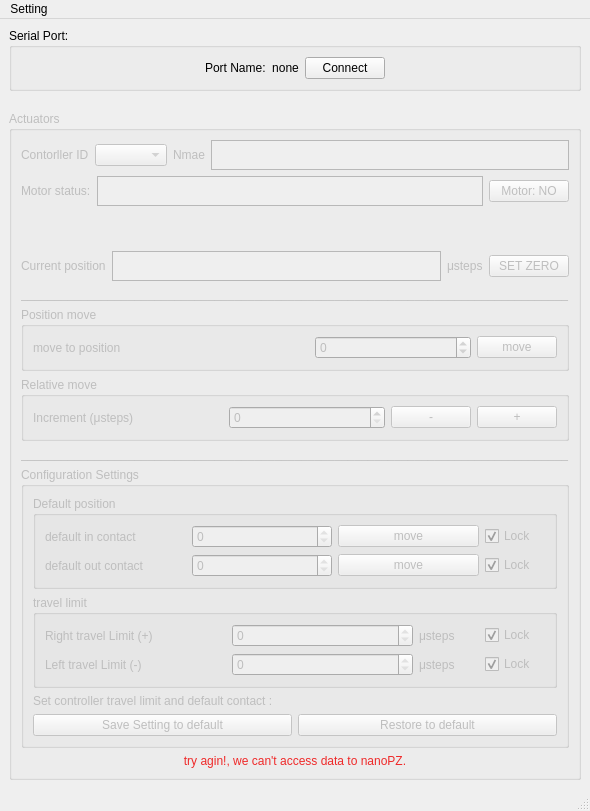
Before: the Qt Designer form mainwindow.ui in maruta01/NanoPiezoActuator, drawn with Qt 5.
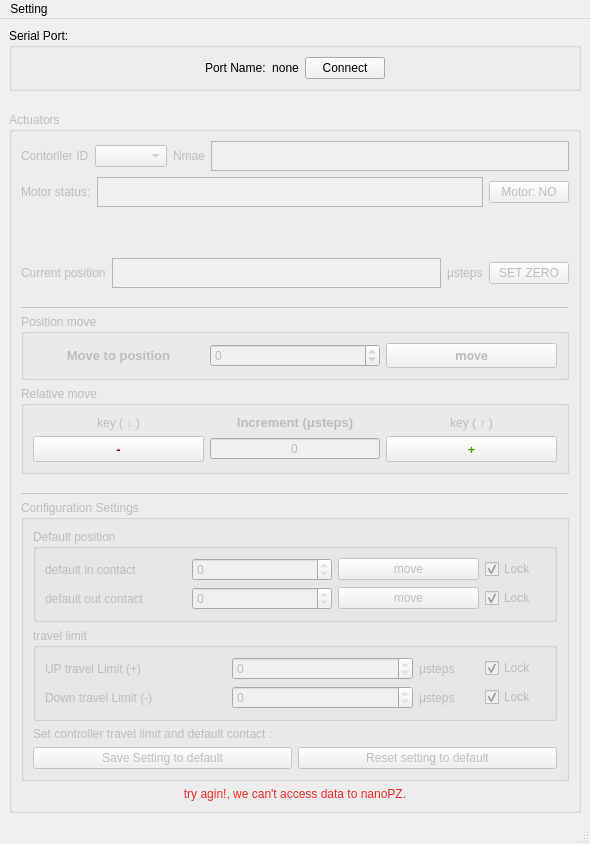
After: the same form once the commit is applied.

The edit to the form file:
```diff
--- a/mainwindow.ui
+++ b/mainwindow.ui
@@ -6,16 +6,16 @@
    <rect>
     <x>0</x>
     <y>0</y>
-    <width>570</width>
-    <height>811</height>
+    <width>576</width>
+    <height>844</height>
    </rect>
   </property>
   <property name="windowTitle">
    <string>MainWindow</string>
   </property>
   <widget class="QWidget" name="centralwidget">
-   <layout class="QVBoxLayout" name="verticalLayout_8">
-    <item>
+   <layout class="QFormLayout" name="formLayout">
+    <item row="0" column="0">
      <layout class="QVBoxLayout" name="verticalLayout">
       <item>
        <widget class="QGroupBox" name="groupBox">
@@ -258,24 +258,22 @@
              <layout class="QHBoxLayout" name="horizontalLayout_10">
               <item>
                <widget class="QLabel" name="move_to_position_label">
+                <property name="font">
+                 <font>
+                  <family>Ubuntu</family>
+                  <pointsize>10</pointsize>
+                  <bold>true</bold>
+                  <stylestrategy>PreferDefault</stylestrategy>
+                 </font>
+                </property>
                 <property name="text">
-                 <string>move to position</string>
+                 <string>Move to position</string>
+                </property>
+                <property name="alignment">
+                 <set>Qt::AlignCenter</set>
                 </property>
                </widget>
               </item>
-              <item>
-               <spacer name="horizontalSpacer_6">
-                <property name="orientation">
-                 <enum>Qt::Horizontal</enum>
-                </property>
-                <property name="sizeHint" stdset="0">
-                 <size>
-                  <width>40</width>
-                  <height>20</height>
-                 </size>
-                </property>
-               </spacer>
-              </item>
               <item>
                <widget class="QSpinBox" name="position_spinBox">
                 <property name="minimumSize">
@@ -294,6 +292,14 @@
               </item>
               <item>
                <widget class="QPushButton" name="move_postition_pushButton">
+                <property name="font">
+                 <font>
+                  <family>Waree</family>
+                  <pointsize>9</pointsize>
+                  <bold>true</bold>
+                  <stylestrategy>PreferDefault</stylestrategy>
+                 </font>
+                </property>
                 <property name="text">
                  <string>move</string>
                 </property>
@@ -327,43 +333,49 @@
            </property>
            <layout class="QVBoxLayout" name="verticalLayout_3">
             <item>
-             <layout class="QHBoxLayout" name="horizontalLayout_3">
+             <layout class="QHBoxLayout" name="horizontalLayout_15">
+              <item>
+               <widget class="QLabel" name="key_down">
+                <property name="text">
+                 <string>key ( ↓ )</string>
+                </property>
+                <property name="alignment">
+                 <set>Qt::AlignCenter</set>
+                </property>
+               </widget>
+              </item>
               <item>
                <widget class="QLabel" name="increament_label">
+                <property name="font">
+                 <font>
+                  <family>Ubuntu</family>
+                  <pointsize>10</pointsize>
+                  <bold>true</bold>
+                  <stylestrategy>PreferDefault</stylestrategy>
+                 </font>
+                </property>
                 <property name="text">
                  <string>Increment (μsteps)</string>
                 </property>
+                <property name="alignment">
+                 <set>Qt::AlignCenter</set>
+                </property>
                </widget>
               </item>
               <item>
-               <spacer name="horizontalSpacer_5">
-                <property name="orientation">
-                 <enum>Qt::Horizontal</enum>
+               <widget class="QLabel" name="key_up">
+                <property name="text">
+                 <string>key ( ↑ )</string>
                 </property>
-                <property name="sizeHint" stdset="0">
-                 <size>
-                  <width>40</width>
-                  <height>20</height>
-                 </size>
+                <property name="alignment">
+                 <set>Qt::AlignCenter</set>
                 </property>
-               </spacer>
-              </item>
-              <item>
-               <widget class="QSpinBox" name="increament_spinBox">
-                <property name="minimumSize">
-                 <size>
-                  <width>156</width>
-                  <height>0</height>
-                 </size>
-                </property>
-                <property name="minimum">
-                 <number>0</number>
-                </property>
-                <property name="maximum">
-                 <number>1000000</number>
-                </property>
                </widget>
               </item>
+             </layout>
+            </item>
+            <item>
+             <layout class="QHBoxLayout" name="horizontalLayout_3">
               <item>
                <widget class="QPushButton" name="del_relative_pushButton">
                 <property name="minimumSize">
@@ -372,13 +384,62 @@
                   <height>0</height>
                  </size>
                 </property>
+                <property name="font">
+                 <font>
+                  <family>Waree</family>
+                  <pointsize>10</pointsize>
+                  <italic>false</italic>
+                  <bold>true</bold>
+                  <stylestrategy>PreferDefault</stylestrategy>
+                  <kerning>true</kerning>
+                 </font>
+                </property>
+                <property name="focusPolicy">
+                 <enum>Qt::StrongFocus</enum>
+                </property>
+                <property name="styleSheet">
+                 <string notr="true">color: rgb(164, 0, 0);</string>
+                </property>
                 <property name="text">
                  <string>-</string>
                 </property>
                </widget>
               </item>
+              <item>
+               <widget class="QSpinBox" name="increament_spinBox">
+                <property name="minimumSize">
+                 <size>
+                  <width>156</width>
+                  <height>0</height>
+                 </size>
+                </property>
+                <property name="alignment">
+                 <set>Qt::AlignCenter</set>
+                </property>
+                <property name="buttonSymbols">
+                 <enum>QAbstractSpinBox::NoButtons</enum>
+                </property>
+                <property name="minimum">
+                 <number>0</number>
+                </property>
+                <property name="maximum">
+                 <number>1000000</number>
+                </property>
+               </widget>
+              </item>
               <item>
                <widget class="QPushButton" name="add_relative_pushButton">
+                <property name="font">
+                 <font>
+                  <family>Waree</family>
+                  <pointsize>10</pointsize>
+                  <bold>true</bold>
+                  <stylestrategy>PreferDefault</stylestrategy>
+                 </font>
+                </property>
+                <property name="styleSheet">
+                 <string notr="true">color: rgb(78, 154, 6);</string>
+                </property>
                 <property name="text">
                  <string>+</string>
                 </property>
@@ -546,7 +607,7 @@
                    <item>
                     <widget class="QLabel" name="right_travel_limit_label">
                      <property name="text">
-                      <string>Right travel Limit (+)</string>
+                      <string>UP travel Limit (+)</string>
                      </property>
                     </widget>
                    </item>
@@ -605,7 +666,7 @@
                    <item>
                     <widget class="QLabel" name="left_travel_limit_label">
                      <property name="text">
-                      <string>Left travel Limit (-)</string>
+                      <string>Down travel Limit (-)</string>
                      </property>
                     </widget>
                    </item>
@@ -689,7 +750,7 @@
               <item>
                <widget class="QPushButton" name="restore_default_pushButton">
                 <property name="text">
-                 <string>Restore to default</string>
+                 <string>Reset setting to default</string>
                 </property>
                </widget>
               </item>
```
Left out of the diff: 2 changed lines with no effect on the pictures.
